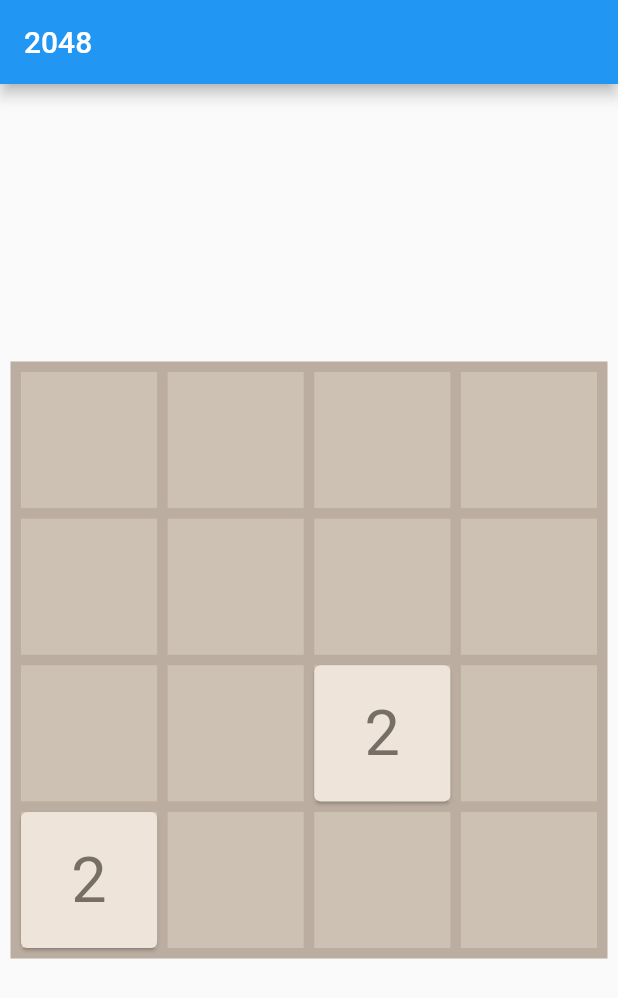
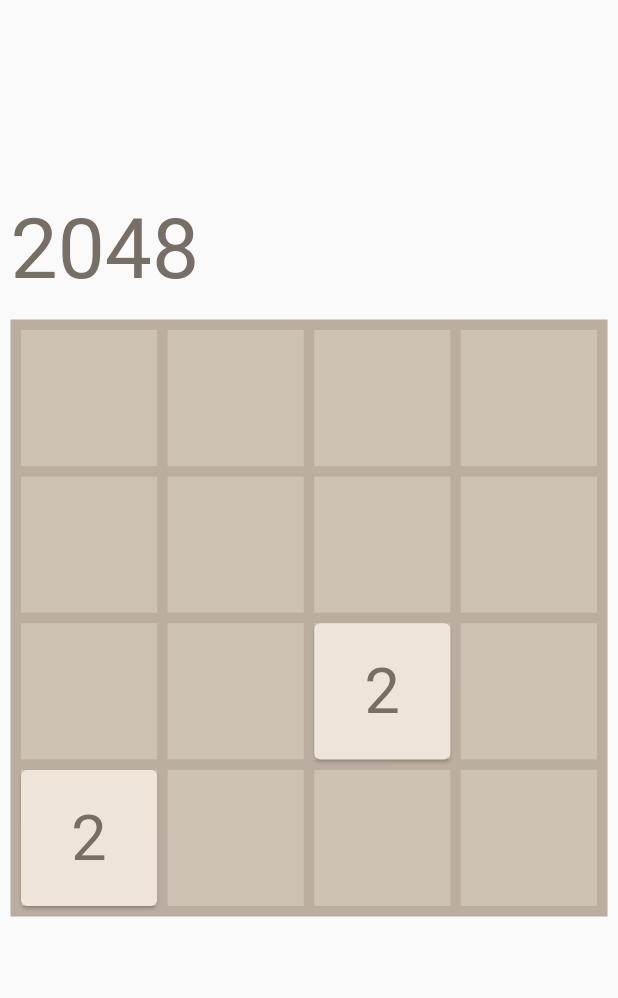
Before and after one commit to weidenbach/flutter_2048, a Flutter app: the screen it shows after launch, on a phone screen of 412 x 824 dp. Shown: the top 998 px of the screen. Run offline on Flutter 3.47's test engine with Material 2 defaults, Android fonts, the phone set to English and light mode, and no system bars.

Commit message:
Adds spawn animation, 2048 text, game over screen

```diff
--- a/lib/game.dart
+++ b/lib/game.dart
@@ -1,3 +1,4 @@
+import 'package:flutter/cupertino.dart';
 import 'package:flutter/material.dart';
 import 'package:flutter/services.dart';
 import 'tile.dart';
@@ -34,7 +35,7 @@
   Board({Key? key, required this.title}) : super(key: key);
   final String title;
   final double padding = 7;
-  final double margin = 14;
+  final double margin = 2 * 7;
   final double maxSize = 700;
   double boardSize = 0;
 
@@ -43,18 +44,41 @@
     MediaQueryData queryData;
     queryData = MediaQuery.of(context);
     boardSize = queryData.size.width > maxSize ? maxSize : queryData.size.width;
-    print(boardSize);
     return Scaffold(
-      appBar: AppBar(
-        title: Text(title),
+      body: Stack(children: [
+        LayoutBuilder(
+          builder: (BuildContext context, BoxConstraints constraints) {
+            return Align(
+              alignment: Alignment.bottomCenter,
+              child: Padding(
+                padding: EdgeInsets.only(
+                    bottom: ((constraints.maxHeight + boardSize - margin) / 2)),
+                child: Container(
+                  height: constraints.maxHeight / 2,
+                  width: boardSize - margin,
+                  child: Align(
+                    child: Container(
+                      margin: EdgeInsets.only(bottom: margin),
+                      child: const Text(
+                        "2048",
+                        textScaleFactor: 4,
+                        style: TextStyle(
+                          color: Color(0xff776e65),
                         ),
-      body: Center(
+                      ),
+                    ),
+                    alignment: Alignment.bottomLeft,
+                  ),
+                ),
+              ),
+            );
+          },
+        ),
+        Center(
           child: Container(
             width: boardSize - margin,
             height: boardSize - margin,
-          child: Stack(
-            children: <Widget>[
-              Container(
+            child: Container(
               color: const Color(0xffbbada0),
               child: GridView.count(
                 padding: EdgeInsets.all(padding),
@@ -62,7 +86,7 @@
                 primary: false,
                 crossAxisSpacing: padding,
                 mainAxisSpacing: padding,
-                  crossAxisCount: 4,
+                crossAxisCount: rows,
                 children: <Widget>[
                   for (var i = 0; i < tCnt; i++)
                     Container(
@@ -71,12 +95,10 @@
                 ],
               ),
             ),
-              BoardManager(
-                  boardSize: boardSize, padding: padding, margin: margin)
-            ],
           ),
         ),
-      ),
+        BoardManager(boardSize: boardSize, padding: padding, margin: margin)
+      ]),
     );
   }
 }
@@ -94,10 +116,11 @@
   final double boardSize;
   final double padding;
   final double margin;
-  final int slideAniDur = 200;
+  final int slideAniDur = 125;
+  bool didStart = false;
 
   List<Tile> tiles = [];
-  // Contains indexes of the tiles list.
+  // Contains keys of the tiles inside the tiles list.
   List<GlobalKey<TileState>?> boardState =
       List.filled(tCnt, null, growable: false);
 
@@ -108,83 +131,114 @@
 class _BoardManagerState extends State<BoardManager> {
   final double _swipeSensitivity = 5;
   bool _isAnimationOngoing = false;
-  bool _didStart = false;
 
   @override
   Widget build(BuildContext context) {
-    if (!_didStart) {
+    // The game starts with two tiles.
+    if (!widget.didStart) {
+      widget.didStart = true;
       _createTile();
       _createTile();
-      _didStart = true;
     }
-    return Stack(children: [
-      Stack(
+    return Stack(
+      children: [
+        Center(
+          child: Container(
+            width: widget.boardSize - widget.margin,
+            height: widget.boardSize - widget.margin,
+            child: Stack(
               children: widget.tiles,
+            ),
+          ),
         ),
         LayoutBuilder(
           builder: (context, constraints) {
             return GestureDetector(
               onPanUpdate: (details) {
                 if (details.delta.dx.abs() > _swipeSensitivity) {
-                handleSwipe(details.delta.dx, null);
+                  _handleSwipe(details.delta.dx, null);
                 } else if (details.delta.dy.abs() > _swipeSensitivity) {
-                handleSwipe(null, details.delta.dy);
+                  _handleSwipe(null, details.delta.dy);
                 }
               },
             );
           },
         ),
-    ]);
+      ],
+    );
   }
 
-  Future<void> handleSwipe(double? xMovement, double? yMovement) async {
+  Future<void> _handleSwipe(double? xMovement, double? yMovement) async {
     if (!_isAnimationOngoing) {
       _isAnimationOngoing = true;
+      bool didMove = _moveTilesBasedOnSwipe(xMovement, yMovement);
+      // Only create tile if a tile moved
+      if (didMove) {
+        await Future.delayed(Duration(milliseconds: widget.slideAniDur), () {
+          _createTile();
+        });
+      }
+      _isAnimationOngoing = false;
+    }
+  }
+
+  bool _moveTilesBasedOnSwipe(double? xMovement, double? yMovement,
+      {bool isMovementPossibleTest = true}) {
     List<bool> moves = [];
     if (xMovement != null) {
-        //Swiping horizontally
+      // Swiping horizontally
       if (xMovement > 0) {
-          // swiping right
+        // Swiping right
         for (int i = 0; i < tCnt; i += rows) {
-            moves.add(_moveRowOrColumn(i, i + 3, 1));
+          moves
+              .add(_moveRowOrColumn(i, i + (rows - 1), isMovementPossibleTest));
         }
       } else {
-          //swiping left
+        // Swiping left
         for (int i = 0; i < tCnt; i += rows) {
-            moves.add(_moveRowOrColumn(i + 3, i, -1));
+          moves
+              .add(_moveRowOrColumn(i + (rows - 1), i, isMovementPossibleTest));
         }
       }
     }
     if (yMovement != null) {
+      // Swiping vertically
       if (yMovement > 0) {
-          // swiping up
+        // Swiping up
         for (int i = 0; i < rows; i += 1) {
-            moves.add(_moveRowOrColumn(i, i + 3 * rows, 4));
+          moves.add(_moveRowOrColumn(
+              i, i + (rows - 1) * rows, isMovementPossibleTest));
         }
       } else {
-          //swiping down
+        // Swiping down
         for (int i = 0; i < rows; i += 1) {
-            moves.add(_moveRowOrColumn(i + 3 * rows, i, -4));
+          moves.add(_moveRowOrColumn(
+              i + (rows - 1) * rows, i, isMovementPossibleTest));
         }
       }
     }
-
-      await Future.delayed(Duration(milliseconds: widget.slideAniDur), () {
-        if (moves.contains(true)) {
-          // Only create tile if a tile moved
-          _createTile();
-        }
-        _isAnimationOngoing = false;
-      });
-    }
+    return moves.contains(true);
   }
 
-  //  Grid 4 * 4:
-  //  0  1  2  3
-  //  4  5  6  7
-  //  8  9  10 11
-  //  12 13 14 15
-  bool _moveRowOrColumn(int start, int end, int step) {
+  /// Moves the tiles in a row or a column in a direction specified by [start]
+  /// and [end].
+  ///
+  /// The board of the game if set to 4 by 4:
+  /// 0  1  2  3
+  /// 4  5  6  7
+  /// 8  9  10 11
+  /// 12 13 14 15
+  /// With [start] and [end] a row or column is specified with a swiping
+  /// direction. I.e. start=15 and end=3 will move the tiles in the last column
+  /// upwards.
+  ///
+  /// [canMerge] can be turned to false. This is used to test if the game is
+  /// over. When the board is full, only a merge is possible. By disabling the
+  /// merging this works as a check if the player can still do a move or not.
+  ///
+  /// Returns true if a tile was moved.
+  bool _moveRowOrColumn(int start, int end, bool canMerge) {
+    int step = (end - start) ~/ (rows - 1);
     bool didCombine = false;
     bool didMove = false;
     // For loops have != as condition, this way both directions can be checked,
@@ -198,7 +252,9 @@
       for (int i = step; i + curTile != end + step; i += step) {
         if (!_isGridPositionEmpty(curTile + i)) {
           if (_areTileNumbersEqual(curTile, curTile + i) && !didCombine) {
+            if (canMerge) {
               _mergeTiles(curTile, curTile + i);
+            }
             didCombine = true;
             didMove = true;
           } else {
@@ -218,28 +274,12 @@
     return didMove;
   }
 
-  void _createTile() {
+  Future<void> _createTile() async {
     setState(() {
       var key = GlobalKey<TileState>();
       int gridNumber = _getRandomEmptyTile();
-      if (gridNumber == -1) {
-        AlertDialog alert = const AlertDialog(
-          title: Text("Game over"),
-          content: Text("You lost :("),
-        );
-
-        // show the dialog
-        showDialog(
-          context: context,
-          builder: (BuildContext context) {
-            return alert;
-          },
-        );
-      } else {
       var xyPos = _calculateBoardPositionFromGridNumber(gridNumber);
-        //Todo switch back to random
-        int tileNumber = 2;
-        // int tileNumber = 2 + Random().nextInt(2) * 2;
+      int tileNumber = 2 + Random().nextInt(2) * 2;
       widget.tiles.add(Tile(
         key: key,
         globalKey: key,
@@ -249,9 +289,26 @@
         tileSize: widget.tileSize,
       ));
       widget.boardState[gridNumber] = key;
-        print("added Tile, tilesize: ${widget.tileSize}");
+      print("added Tile at pos $gridNumber, tilesize: ${widget.tileSize}");
+    });
+    int gridNumber = _getRandomEmptyTile();
+    if (gridNumber == -1) {
+      if (!_isMovePossible()) {
+        await Future.delayed(Duration(milliseconds: 2000), () {
+          _createTile();
+          AlertDialog alert = const AlertDialog(
+            title: Text("Game over."),
+            content: Text("You lost."),
+          );
+          showDialog(
+            context: context,
+            builder: (BuildContext context) {
+              return alert;
+            },
+          );
+        });
       }
-    });
+    }
   }
 
   void _moveTile(int curGridNumber, int newGridNumber) {
@@ -276,6 +333,7 @@
   Future<void> _mergeTiles(int movingTile, int newGridNumber) async {
     GlobalKey<TileState>? tileToDeleteKey = widget.boardState[newGridNumber];
     _moveTile(movingTile, newGridNumber);
+
     // Wait a bit less than the sliding animation to upgrade the tile
     await Future.delayed(
         Duration(milliseconds: (widget.slideAniDur * 0.65).toInt()));
@@ -283,9 +341,10 @@
     widget.boardState[newGridNumber]?.currentState?.upgradeTile();
   }
 
+  // Returns x and y position for an integer
   List<double> _calculateBoardPositionFromGridNumber(int gridNumber) {
-    var xTileIdx = gridNumber % 4;
-    var yTileIdx = gridNumber ~/ 4;
+    var xTileIdx = gridNumber % rows;
+    var yTileIdx = gridNumber ~/ rows;
     double xPos =
         widget.padding + (widget.tileSize + widget.padding) * xTileIdx;
     double yPos =
@@ -306,6 +365,13 @@
     return list[Random().nextInt(list.length)];
   }
 
+  bool _isMovePossible() {
+    return (_moveTilesBasedOnSwipe(_swipeSensitivity, _swipeSensitivity,
+            isMovementPossibleTest: false) ||
+        _moveTilesBasedOnSwipe(-_swipeSensitivity, -_swipeSensitivity,
+            isMovementPossibleTest: false));
+  }
+
   bool _areTileNumbersEqual(int gridNumber1, int gridNumber2) {
     return widget.boardState[gridNumber1]?.currentState?.widget.number ==
         widget.boardState[gridNumber2]?.currentState?.widget.number;
--- a/lib/tile.dart
+++ b/lib/tile.dart
@@ -8,8 +8,12 @@
   Color textColor = const Color(0xff776e65);
 
   final double tileSize;
-  final int slideAniDur = 200;
-  final int upgrAniDur = 75;
+  final int slideAniDur = 125;
+  final int spawnAniDur = 125;
+  final int upgrAniDur = 125;
+  static const double textSizeSmall = 2.2;
+  static const double textSizeNormal = 3;
+  double textSize = textSizeNormal;
 
   final Map<int, Color> tileBackgroundColorMap = {
     2: Color(0xffeee4da),
@@ -23,6 +27,8 @@
     512: Color(0xffedc950),
     1024: Color(0xffedc53f),
     2048: Color(0xffedc22e),
+    4096: Colors.blue,
+    8192: Colors.lightBlueAccent,
   };
 
   final GlobalKey<TileState> globalKey;
@@ -45,21 +51,50 @@
 }
 
 class TileState extends State<Tile> with TickerProviderStateMixin {
-  double _newXPos = 250;
-  double _newYPos = 250;
+  double _newXPos = 0;
+  double _newYPos = 0;
+  double _scaleAnimationStart = 0.3;
+  double _scaleAnimationEnd = 1.0;
+  bool _didMerge = false;
 
-  late final AnimationController _controller = AnimationController(
+  late final AnimationController _slideController = AnimationController(
     duration: Duration(milliseconds: widget.slideAniDur),
     vsync: this,
   );
 
-  late final AnimationController _upgrController = AnimationController(
-    duration: Duration(milliseconds: widget.upgrAniDur),
+  late final AnimationController _scaleController = AnimationController(
+    duration: Duration(milliseconds: widget.spawnAniDur),
     vsync: this,
-  );
+  )..forward();
 
   @override
   Widget build(BuildContext context) {
+    // scaleAnimation for spawning animation and for upgrading animation.
+    var scaleAnimation = ScaleTransition(
+      //
+      scale: Tween(begin: _scaleAnimationStart, end: _scaleAnimationEnd)
+          .animate(CurvedAnimation(
+              parent: _scaleController, curve: Curves.easeInOut)),
+      child: Card(
+        child: Column(
+            mainAxisAlignment: MainAxisAlignment.center,
+            crossAxisAlignment: CrossAxisAlignment.center,
+            children: [
+              Text(
+                '${widget.number}',
+                style: TextStyle(
+                  color: widget.textColor,
+                ),
+                textScaleFactor: widget.textSize,
+                textAlign: TextAlign.center,
+              )
+            ]),
+        margin: const EdgeInsets.all(0),
+        borderOnForeground: false,
+        color: widget.backgroundColor,
+      ),
+    );
+
     return LayoutBuilder(
       builder: (BuildContext context, BoxConstraints constraints) {
         final Size biggest = constraints.biggest;
@@ -73,30 +108,10 @@
                 end: Rect.fromLTWH(
                     _newXPos, _newYPos, widget.tileSize, widget.tileSize),
               ).animate(CurvedAnimation(
-                parent: _controller,
+                parent: _slideController,
                 curve: Curves.ease,
               )),
-              child: ScaleTransition(
-                  scale: Tween(begin: 1.0, end: 1.1).animate(CurvedAnimation(
-                      parent: _upgrController, curve: Curves.easeInOut)),
-                  child: Card(
-                    child: Column(
-                        mainAxisAlignment: MainAxisAlignment.center,
-                        crossAxisAlignment: CrossAxisAlignment.center,
-                        children: [
-                          Text(
-                            '${widget.number}',
-                            style: TextStyle(
-                              color: widget.textColor,
-                            ),
-                            textScaleFactor: 3,
-                            textAlign: TextAlign.center,
-                          )
-                        ]),
-                    margin: EdgeInsets.all(0),
-                    borderOnForeground: false,
-                    color: widget.backgroundColor,
-                  )),
+              child: scaleAnimation,
             ),
           ],
         );
@@ -111,8 +126,22 @@
       if (widget.number == 8) {
         widget.textColor = Colors.white;
       }
-      print(widget.backgroundColor);
-      _upgrController.forward().then((value) => _upgrController.reverse());
+      if (widget.number > 1000) {
+        widget.textSize = Tile.textSizeSmall;
+      }
+      if (!_didMerge) {
+        _didMerge = true;
+        _scaleAnimationStart = 1.0;
+        _scaleAnimationEnd = 1.09;
+        _scaleController.duration = Duration(milliseconds: widget.upgrAniDur);
+      }
+      _scaleController.reset();
+      _scaleController.forward();
+      _scaleController.addStatusListener((status) {
+        if (status == AnimationStatus.completed) {
+          _scaleController.reverse();
+        }
+      });
     });
   }
 
@@ -120,7 +149,7 @@
     setState(() {
       _newXPos = newXPos;
       _newYPos = newYPos;
-      _controller
+      _slideController
         ..reset()
         ..forward();
     });
@@ -131,7 +160,8 @@
 
   @override
   void dispose() {
-    _controller.dispose();
+    _slideController.dispose();
+    _scaleController.dispose();
     super.dispose();
   }
 }
```
Lines whose indentation alone changed are shown as unchanged.
